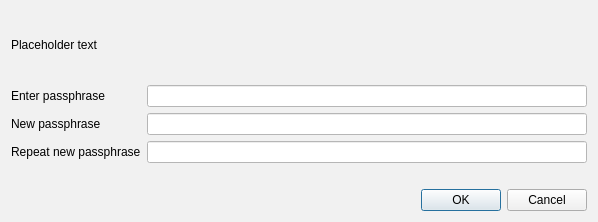
Before: the Qt Designer form src/qt/forms/askpassphrasedialog.ui in navcoin/navcoin-core, drawn with Qt 5.
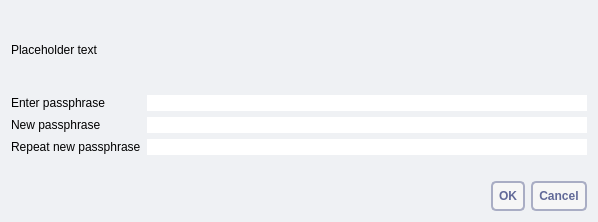
After: the same form once the commit is applied.

Diff of the .ui file:
```diff
--- a/src/qt/forms/askpassphrasedialog.ui
+++ b/src/qt/forms/askpassphrasedialog.ui
@@ -26,7 +26,8 @@
    <string>Passphrase Dialog</string>
   </property>
   <property name="styleSheet">
-   <string notr="true">background: #f1f1f1;</string>
+   <string notr="true">background: #eff1f4; border: 0
+</string>
   </property>
   <layout class="QVBoxLayout" name="verticalLayout">
    <property name="sizeConstraint">
@@ -124,6 +125,9 @@
    </item>
    <item>
     <widget class="QDialogButtonBox" name="buttonBox">
+     <property name="styleSheet">
+      <string notr="true"> background: #f6f6f6; border: 2px solid #a9adc4; border-radius: 5px; padding: 6px; text-transform: uppercase; color: #616998; font-weight: bold</string>
+     </property>
      <property name="orientation">
       <enum>Qt::Horizontal</enum>
      </property>
```
